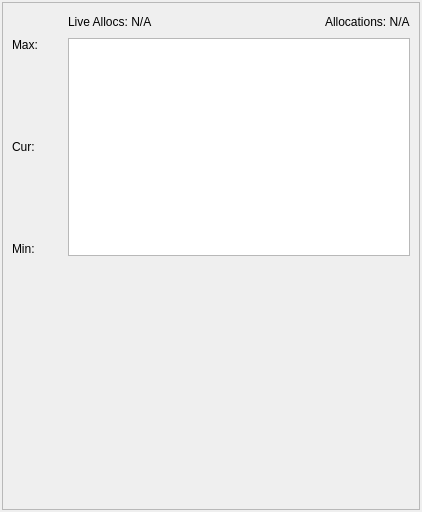
ezEngine/ezEngine, file Projects/Inspector/MemoryWidget.ui: the form before one commit.
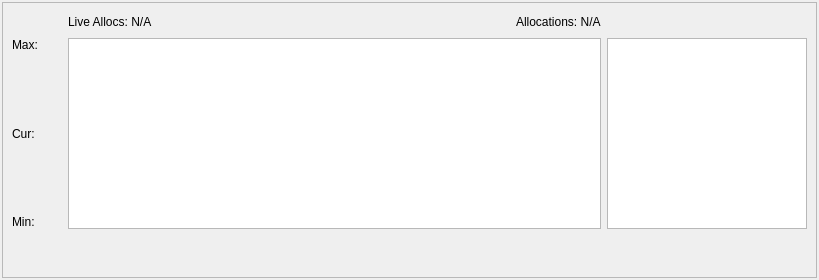
The form after the commit.

Commit message: Improvements to the memory display in ezInspector.

```diff
--- a/Projects/Inspector/MemoryWidget.ui
+++ b/Projects/Inspector/MemoryWidget.ui
@@ -6,8 +6,8 @@
    <rect>
     <x>0</x>
     <y>0</y>
-    <width>422</width>
-    <height>512</height>
+    <width>819</width>
+    <height>280</height>
    </rect>
   </property>
   <property name="features">
@@ -129,6 +129,22 @@
            </item>
           </layout>
          </item>
+         <item row="1" column="2">
+          <widget class="QListWidget" name="ListAllocators">
+           <property name="minimumSize">
+            <size>
+             <width>100</width>
+             <height>0</height>
+            </size>
+           </property>
+           <property name="maximumSize">
+            <size>
+             <width>200</width>
+             <height>16777215</height>
+            </size>
+           </property>
+          </widget>
+         </item>
         </layout>
        </item>
        <item>
```
Left out of the diff: 11 changed lines with no effect on the pictures. The commit also changes 17 other files.
